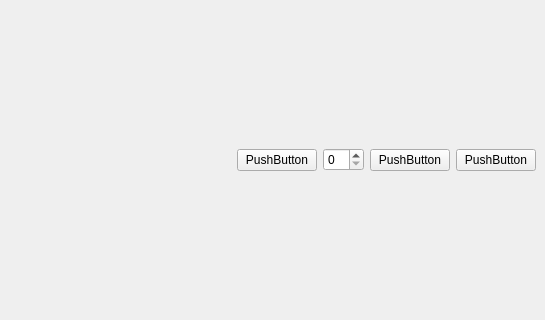
First picture: the form in beadando2proba/mainwindow.ui, repository Cholathor/progbeadando, before the edit; both pictures show x 664 to 1209 and y 198 to 518 of the 1209 by 738 pixel window.
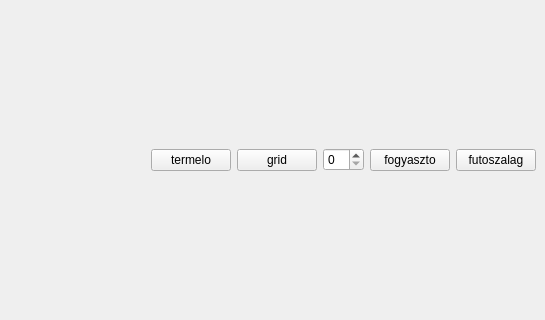
Second picture: the form after the edit.

Patch:
```diff
--- a/beadando2proba/mainwindow.ui
+++ b/beadando2proba/mainwindow.ui
@@ -81,10 +81,17 @@
     <item>
      <layout class="QGridLayout" name="gridLayout_1"/>
     </item>
+    <item>
+     <widget class="QPushButton" name="pushButton_4">
+      <property name="text">
+       <string>termelo</string>
+      </property>
+     </widget>
+    </item>
     <item>
      <widget class="QPushButton" name="pushButton">
       <property name="text">
-       <string>PushButton</string>
+       <string>grid</string>
       </property>
      </widget>
     </item>
@@ -94,14 +101,14 @@
     <item>
      <widget class="QPushButton" name="pushButton_3">
       <property name="text">
-       <string>PushButton</string>
+       <string>fogyaszto</string>
       </property>
      </widget>
     </item>
     <item>
      <widget class="QPushButton" name="pushButton_2">
       <property name="text">
-       <string>PushButton</string>
+       <string>futoszalag</string>
       </property>
      </widget>
     </item>
```
